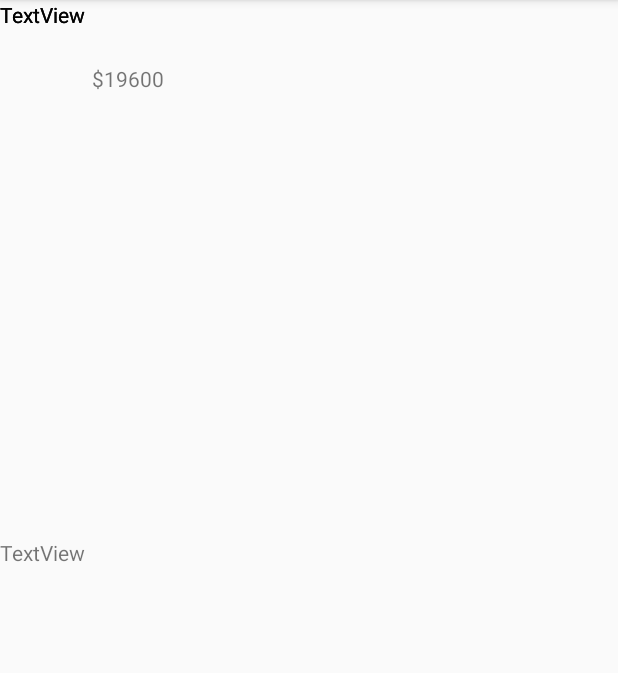
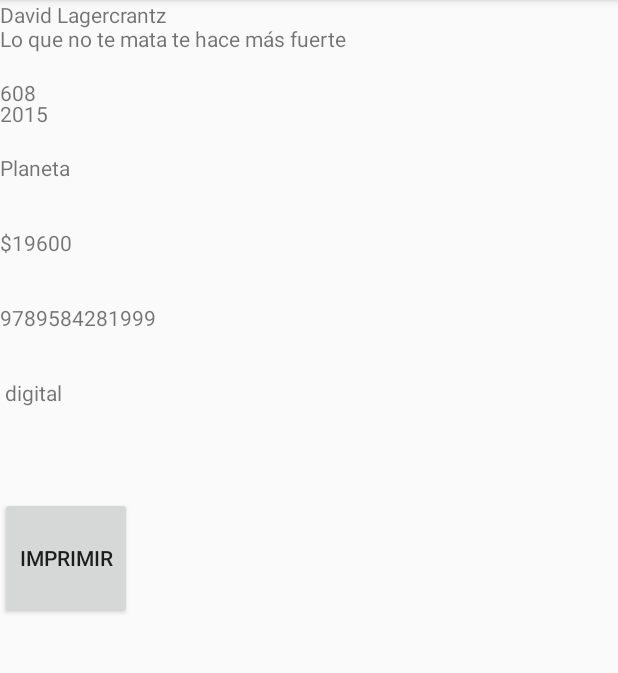
Before and after one commit to ktacarrasco/DesafioBibliotecaKotlin, an Android app: the screen it shows after launch (MainActivity), on a phone screen of 412 x 824 dp, the part 84-757 px from its top. Run offline under Robolectric (Android 15) with nearby library versions, the phone set to English and light mode, and no system bars.

Commit message:
Desafio completado

```diff
--- a/app/src/main/java/com/example/myappdesafiobiblioteca/LibrosEscolares.kt
+++ b/app/src/main/java/com/example/myappdesafiobiblioteca/LibrosEscolares.kt
@@ -10,6 +10,17 @@ class LibrosEscolares (  val nameBook : String ,
                          val modeBook:  String) {
 
     fun precioFormateado(): String = "\$${this.price}"
+ //   fun ImprimirDatos(nameBook: String, ISBN: String , añoPub : Int, editorial : String ,cantPag: Int ,price : Int,autorBook : String ,modeBook:  String) : String =
+ //       {this.nameBook}
+
+
+
+fun imprimirDatos() : String =
+    "${this.nameBook}"
+
+
+
+
 
 
 }
--- a/app/src/main/java/com/example/myappdesafiobiblioteca/MainActivity.kt
+++ b/app/src/main/java/com/example/myappdesafiobiblioteca/MainActivity.kt
@@ -17,11 +17,29 @@ class MainActivity : AppCompatActivity() {
       //  "catalina".encriptarValor().toLog()
 
        val book1 = LibrosEscolares(nameBook = "Lo que no te mata te hace más fuerte", ISBN = "9789584281999" , añoPub = 2015 , editorial = "Planeta", cantPag = 608 , price = 19600 , autorBook =  "David Lagercrantz " , modeBook = " digital")
-        val book2 = LibrosEscolares(nameBook = "Lo que no te mata te hace más fuerte", ISBN = "9789584281998" , añoPub = 2018 , editorial = "Planeta", cantPag = 608 , price = 19600 , autorBook =  "David Lagercrantz " , modeBook = " electronico")
-        val book3 = LibrosEscolares(nameBook = "Lo que no te mata te hace más fuerte", ISBN = "9789584281995" , añoPub = 2016 , editorial = "Planeta", cantPag = 608 , price = 19600 , autorBook =  "David Lagercrantz " , modeBook = " audiolibro")
-        var book4 = LibrosEscolares(nameBook = "Lo que no te mata te hace más fuerte", ISBN = "9789584281993" , añoPub = 2017 , editorial = "Planeta", cantPag = 608 , price = 19600 , autorBook =  "David Lagercrantz " , modeBook = " debolsillo")
-        val textView : TextView = findViewById(R.id.namebook)
-        textView.text = book1.precioFormateado()
+        val book2 = LibrosEscolares(nameBook = "Los hombres que no amaban a las mujeres", ISBN = "9789584281998" , añoPub = 2018 , editorial = "Planeta", cantPag = 608 , price = 19600 , autorBook =  "David Lagercrantz " , modeBook = " electronico")
+        val book3 = LibrosEscolares(nameBook = "La chica que soñaba con una cerilla y un bidón de gasolina", ISBN = "9789584281995" , añoPub = 2016 , editorial = "Planeta", cantPag = 608 , price = 19600 , autorBook =  "David Lagercrantz " , modeBook = " audiolibro")
+        var book4 = LibrosEscolares(nameBook = "El hombre que perseguía su sombra", ISBN = "9789584281993" , añoPub = 2017 , editorial = "Planeta", cantPag = 608 , price = 19600 , autorBook =  "David Lagercrantz " , modeBook = " debolsillo")
+        val textViewbook : TextView = findViewById(R.id.namebook)
+        val textViewisbn : TextView = findViewById(R.id.textViewISBN)
+        val textViewanio : TextView = findViewById(R.id.textViewanio)
+        val textViewedit : TextView = findViewById(R.id.textViewEdito)
+        val textViewpag : TextView = findViewById(R.id.textViewcantpag)
+        val textViewprice : TextView = findViewById(R.id.textViewPrecio)
+        val textViewautor : TextView = findViewById(R.id.textViewAutor)
+        val textViewmode : TextView = findViewById(R.id.textViewTipo)
+        textViewprice.text = book1.precioFormateado()
+        textViewbook.text  = book1.imprimirDatos()
+       textViewisbn.text = book1.ISBN
+        textViewanio.text = book1.añoPub.toString()
+       textViewedit.text = book1.editorial
+        textViewpag.text = book1.cantPag.toString()
+        textViewautor.text = book1.autorBook
+        textViewmode.text = book1.modeBook
+
+
+
+
     }
 
 
--- a/app/src/main/res/layout/activity_main.xml
+++ b/app/src/main/res/layout/activity_main.xml
@@ -7,73 +7,80 @@
     tools:context=".MainActivity">
 
     <TextView
+        android:id="@+id/textViewanio"
+        android:layout_width="224dp"
+        android:layout_height="50dp"
+        android:text="Año Publicación"
+        app:layout_constraintStart_toStartOf="@+id/textViewAutor"
+        app:layout_constraintTop_toBottomOf="@+id/namebook" />
+
+    <Button
+        android:id="@+id/button"
+        android:layout_width="wrap_content"
+        android:layout_height="81dp"
+        android:layout_marginTop="29dp"
+        android:text="Imprimir"
+        app:layout_constraintEnd_toEndOf="@+id/textViewTipo"
+        app:layout_constraintTop_toBottomOf="@+id/textViewTipo" />
+
+    <TextView
+        android:id="@+id/textViewISBN"
+        android:layout_width="238dp"
+        android:layout_height="50dp"
+        android:text="ISBN"
+        app:layout_constraintStart_toStartOf="@+id/textViewTipo"
+        app:layout_constraintTop_toBottomOf="@+id/textViewPrecio" />
+
+    <TextView
+        android:id="@+id/textViewPrecio"
+        android:layout_width="234dp"
+        android:layout_height="50dp"
+        android:text="Precio"
+        app:layout_constraintStart_toStartOf="@+id/textViewISBN"
+        app:layout_constraintTop_toBottomOf="@+id/textViewEdito" />
+
+    <TextView
         android:id="@+id/namebook"
         android:layout_width="266dp"
-        android:layout_height="28dp"
+        android:layout_height="50dp"
+        android:layout_marginStart="72dp"
+        android:layout_marginTop="16dp"
         android:text="Nombre Libro!"
-        app:layout_constraintBottom_toBottomOf="parent"
-        app:layout_constraintHorizontal_bias="0.418"
-        app:layout_constraintLeft_toLeftOf="parent"
-        app:layout_constraintRight_toRightOf="parent"
-        app:layout_constraintTop_toTopOf="parent"
-        app:layout_constraintVertical_bias="0.058" />
+        app:layout_constraintStart_toStartOf="@+id/textViewaño"
+        app:layout_constraintTop_toTopOf="parent" />
 
     <TextView
-        android:id="@+id/textView"
-        android:layout_width="238dp"
-        android:layout_height="32dp"
-        android:text="TextView"
-        tools:layout_editor_absoluteX="64dp"
-        tools:layout_editor_absoluteY="90dp" />
+        android:id="@+id/textViewEdito"
+        android:layout_width="243dp"
+        android:layout_height="50dp"
+        android:text="Editorial"
+        app:layout_constraintStart_toStartOf="@+id/textViewPrecio"
+        app:layout_constraintTop_toBottomOf="@+id/textViewcantpag" />
 
     <TextView
-        android:id="@+id/textView2"
-        android:layout_width="223dp"
-        android:layout_height="30dp"
-        android:text="TextView"
-        tools:layout_editor_absoluteX="64dp"
-        tools:layout_editor_absoluteY="137dp" />
+        android:id="@+id/textViewTipo"
+        android:layout_width="214dp"
+        android:layout_height="50dp"
+        android:text="Tipo de Libro"
+        app:layout_constraintStart_toStartOf="@+id/button"
+        app:layout_constraintTop_toBottomOf="@+id/textViewISBN" />
 
     <TextView
-        android:id="@+id/textView3"
-        android:layout_width="243dp"
-        android:layout_height="37dp"
-        android:text="TextView"
-        tools:layout_editor_absoluteX="60dp"
-        tools:layout_editor_absoluteY="192dp" />
+        android:id="@+id/textViewcantpag"
+        android:layout_width="234dp"
+        android:layout_height="50dp"
+        android:layout_marginTop="2dp"
+        android:text="Cantidad de Paginas"
+        app:layout_constraintStart_toStartOf="@+id/textViewEdito"
+        app:layout_constraintTop_toBottomOf="@+id/textViewAutor" />
 
     <TextView
-        android:id="@+id/textView4"
-        android:layout_width="234dp"
-        android:layout_height="46dp"
-        android:text="TextView"
-        tools:layout_editor_absoluteX="62dp"
-        tools:layout_editor_absoluteY="412dp" />
-
-    <TextView
-        android:id="@+id/textView5"
-        android:layout_width="234dp"
-        android:layout_height="48dp"
-        android:text="TextView"
-        tools:layout_editor_absoluteX="56dp"
-        tools:layout_editor_absoluteY="493dp" />
-
-    <TextView
-        android:id="@+id/textView6"
-        android:layout_width="226dp"
-        android:layout_height="35dp"
-        android:text="TextView"
-        tools:layout_editor_absoluteX="62dp"
-        tools:layout_editor_absoluteY="565dp" />
-
-    <TextView
-        android:id="@+id/textView7"
-        android:layout_width="214dp"
-        android:layout_height="45dp"
-        android:text="TextView"
-        app:layout_constraintBottom_toBottomOf="parent"
-        app:layout_constraintTop_toBottomOf="@+id/textView6"
-        app:layout_constraintVertical_bias="0.47"
-        tools:layout_editor_absoluteX="62dp" />
+        android:id="@+id/textViewAutor"
+        android:layout_width="227dp"
+        android:layout_height="50dp"
+        android:layout_marginTop="1dp"
+        android:text="Autor del Libro"
+        app:layout_constraintStart_toStartOf="@+id/textViewcantpag"
+        app:layout_constraintTop_toBottomOf="@+id/textViewaño" />
 
 </androidx.constraintlayout.widget.ConstraintLayout>
```
